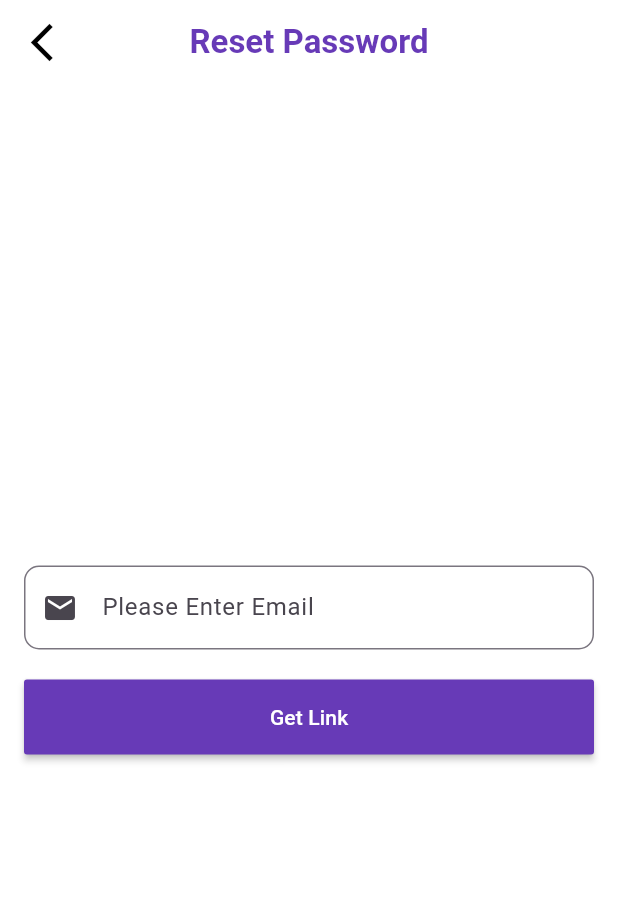
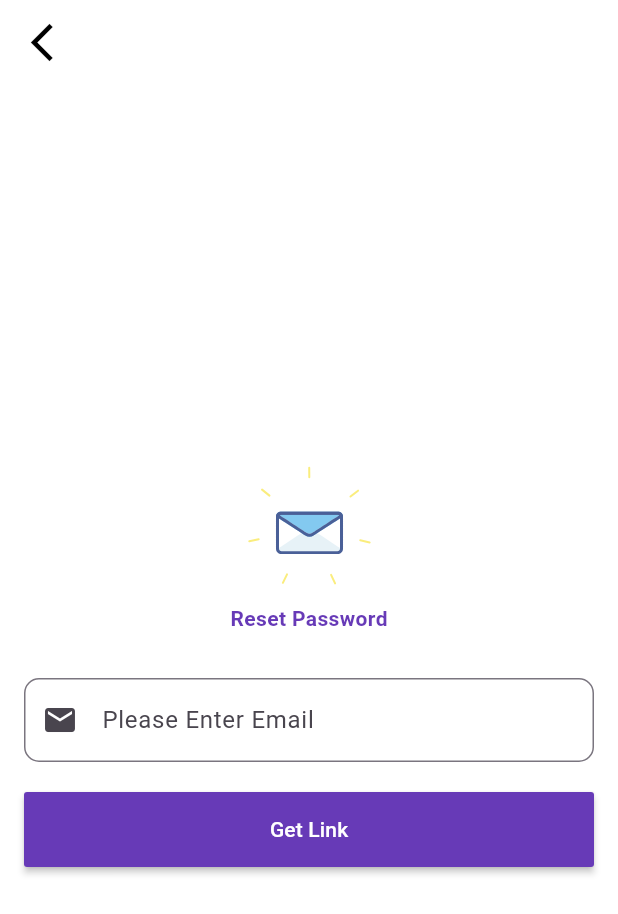
Before and after one commit to asifjahan1/JU-Bus-Route-Tracer, a Flutter app: the ForgotPassword screen opened directly, on a phone screen of 412 x 824 dp. Shown: the top 914 px of the screen. Run offline on Flutter 3.47's test engine with Material 3 defaults, Android fonts, the phone set to English and light mode, and no system bars; our stand-ins replace cloud_firestore, firebase_auth, firebase_core, flutter_riverpod, geolocator, google_fonts and 4 more; missing offline and left inert: flutter_polyline_points; accounts and stored records are empty.

Commit message:
improve user authentication

```diff
--- a/google_map_demo/lib/pages/forgot_password.dart
+++ b/google_map_demo/lib/pages/forgot_password.dart
@@ -3,6 +3,7 @@
 import 'package:flutter/material.dart';
 import 'package:firebase_auth/firebase_auth.dart';
 import 'package:google_map_demo/pages/login_page.dart';
+import 'package:lottie/lottie.dart';
 
 class ForgotPassword extends StatefulWidget {
   const ForgotPassword({Key? key}) : super(key: key);
@@ -68,11 +69,11 @@ class _ForgotPasswordState extends State<ForgotPassword> {
       child: Scaffold(
         backgroundColor: Colors.white,
         appBar: AppBar(
-          title: const Text(
-            'Reset Password',
-            style: TextStyle(
-                color: Colors.deepPurple, fontWeight: FontWeight.bold),
-          ),
+          // title: const Text(
+          //   'Reset Password',
+          //   style: TextStyle(
+          //       color: Colors.deepPurple, fontWeight: FontWeight.bold),
+          // ),
           centerTitle: true,
           backgroundColor: Colors.transparent,
           elevation: 0,
@@ -93,6 +94,20 @@ class _ForgotPasswordState extends State<ForgotPassword> {
           child: Column(
             mainAxisAlignment: MainAxisAlignment.center,
             children: [
+              Lottie.asset(
+                'images/reset-password.json',
+                width: 100,
+                height: 100,
+                fit: BoxFit.fill,
+              ),
+              const Text(
+                'Reset Password',
+                style: TextStyle(
+                  color: Colors.deepPurple,
+                  fontWeight: FontWeight.bold,
+                ),
+              ),
+              const SizedBox(height: 30),
               TextField(
                 controller: emailController,
                 decoration: InputDecoration(
```
